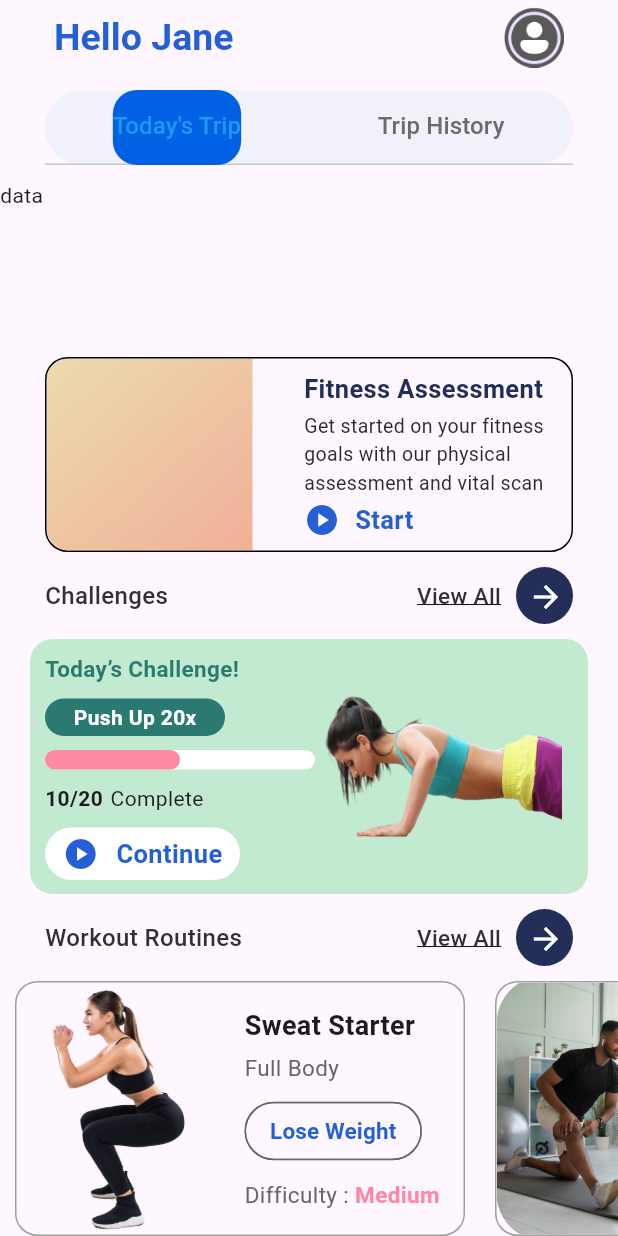
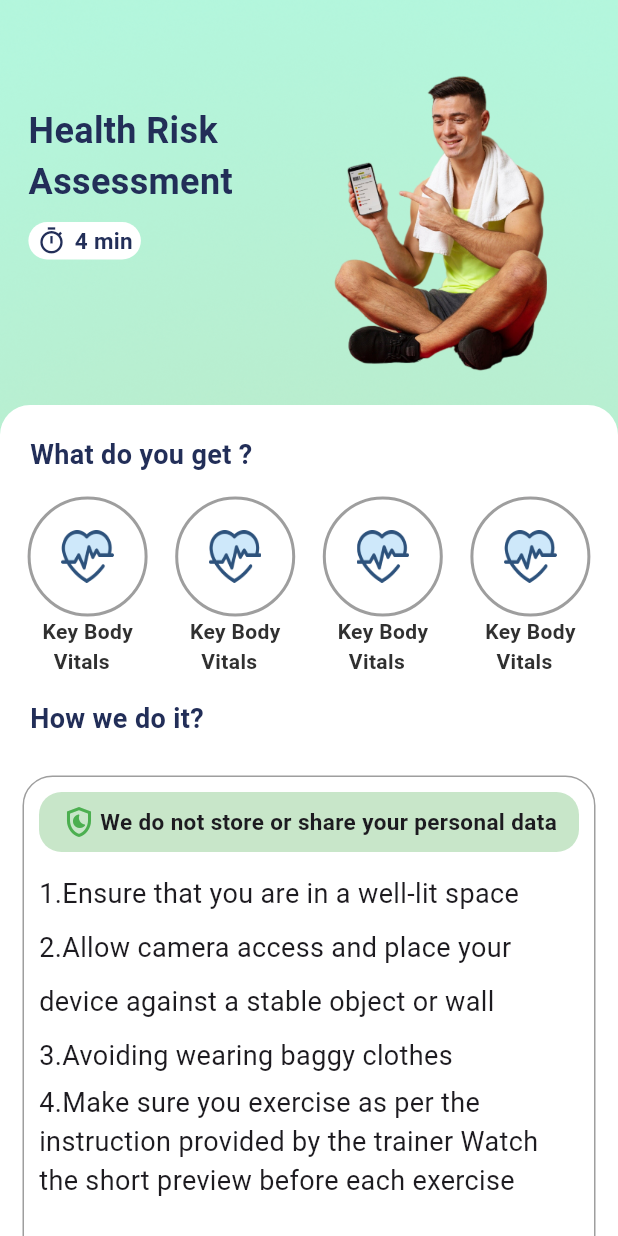
Before and after one commit to MuniasamyKumar/intern_assesment, a Flutter app: the screen it shows after launch, on a phone screen of 412 x 824 dp. Run offline on Flutter 3.47's test engine with Material 3 defaults, Android fonts, the phone set to English and light mode, and no system bars; drawn by our look-alikes of percent_indicator.

Commit message:
Feat : Add Assesment View Page Design

```diff
--- /dev/null
+++ b/lib/Screens/assesment_view_page.dart
@@ -0,0 +1,234 @@
+import 'package:flutter/material.dart';
+
+class AssesmentViewPage extends StatefulWidget {
+  const AssesmentViewPage({super.key});
+
+  @override
+  State<AssesmentViewPage> createState() => _AssesmentViewPageState();
+}
+
+class _AssesmentViewPageState extends State<AssesmentViewPage> {
+  @override
+  Widget build(BuildContext context) {
+    return Scaffold(
+      body: Container(
+        height: double.infinity,
+        width: double.infinity,
+        decoration: const BoxDecoration(
+          image: DecorationImage(
+              image: AssetImage("assets/Rectangle 2746.png"),
+              fit: BoxFit.cover),
+        ),
+        child: SingleChildScrollView(
+          child: Column(
+            children: [
+              const SizedBox(
+                height: 30,
+              ),
+              Row(
+                crossAxisAlignment: CrossAxisAlignment.start,
+                mainAxisAlignment: MainAxisAlignment.spaceAround,
+                children: [
+                  Column(
+                    crossAxisAlignment: CrossAxisAlignment.start,
+                    children: [
+                      const SizedBox(
+                        height: 40,
+                      ),
+                      const Text(
+                        "Health Risk \nAssessment",
+                        style: TextStyle(
+                            color: Color(0xff222E58),
+                            fontSize: 24,
+                            fontWeight: FontWeight.bold),
+                      ),
+                      const SizedBox(
+                        height: 10,
+                      ),
+                      Material(
+                        borderRadius: BorderRadius.circular(25),
+                        color: Colors.white,
+                        child: const SizedBox(
+                          height: 25,
+                          width: 75,
+                          child: Row(
+                            mainAxisAlignment: MainAxisAlignment.spaceEvenly,
+                            children: [
+                              Icon(
+                                Icons.timer_outlined,
+                                size: 20,
+                                color: Color(0xff222E58),
+                              ),
+                              Text(
+                                "4 min",
+                                style: TextStyle(
+                                  fontSize: 15,
+                                  fontWeight: FontWeight.bold,
+                                  color: Color(0xff222E58),
+                                ),
+                              )
+                            ],
+                          ),
+                        ),
+                      )
+                    ],
+                  ),
+                  Padding(
+                    padding: const EdgeInsets.symmetric(vertical: 20),
+                    child: SizedBox(
+                        height: 200,
+                        width: 200,
+                        child: Image.asset("assets/image 216.png")),
+                  )
+                ],
+              ),
+              Container(
+                decoration: BoxDecoration(
+                  borderRadius: BorderRadius.circular(20),
+                  color: Colors.white,
+                ),
+                height: MediaQuery.of(context).size.height + 200,
+                width: double.infinity,
+                child: Column(
+                  crossAxisAlignment: CrossAxisAlignment.start,
+                  children: [
+                    const Padding(
+                      padding: EdgeInsets.only(left: 20, top: 20, bottom: 15),
+                      child: Text(
+                        "What do you get ?",
+                        style: TextStyle(
+                            color: Color(0xff222E58),
+                            fontSize: 18,
+                            fontWeight: FontWeight.bold),
+                      ),
+                    ),
+                    const Row(
+                      mainAxisAlignment: MainAxisAlignment.spaceEvenly,
+                      children: [
+                        CustomCircleAvatar(),
+                        CustomCircleAvatar(),
+                        CustomCircleAvatar(),
+                        CustomCircleAvatar(),
+                      ],
+                    ),
+                    const Padding(
+                      padding: EdgeInsets.only(left: 20, top: 15, bottom: 10),
+                      child: Text(
+                        "How we do it?",
+                        style: TextStyle(
+                            color: Color(0xff222E58),
+                            fontSize: 18,
+                            fontWeight: FontWeight.bold),
+                      ),
+                    ),
+                    Padding(
+                      padding: const EdgeInsets.all(15),
+                      child: Container(
+                        height: 650,
+                        width: double.infinity,
+                        decoration: BoxDecoration(
+                          borderRadius: BorderRadius.circular(20),
+                          border: Border.all(color: Colors.grey),
+                        ),
+                        child: Padding(
+                          padding: const EdgeInsets.all(10),
+                          child: Column(
+                            crossAxisAlignment: CrossAxisAlignment.start,
+                            children: [
+                              Container(
+                                height: 40,
+                                width: double.infinity,
+                                decoration: BoxDecoration(
+                                    color: Colors.green[100],
+                                    borderRadius: BorderRadius.circular(15)),
+                                child: Row(
+                                  crossAxisAlignment: CrossAxisAlignment.center,
+                                  mainAxisAlignment: MainAxisAlignment.center,
+                                  children: [
+                                    Icon(
+                                      Icons.shield_moon_outlined,
+                                      color: Colors.green,
+                                    ),
+                                    SizedBox(width: 2),
+                                    Text(
+                                      "We do not store or share your personal data",
+                                      style: TextStyle(
+                                          fontSize: 15,
+                                          fontWeight: FontWeight.bold),
+                                    )
+                                  ],
+                                ),
+                              ),
+                              SizedBox(
+                                height: 10,
+                              ),
+                              const Text(
+                                "1.Ensure that you are in a well-lit space",
+                                style: TextStyle(fontSize: 18, height: 2),
+                              ),
+                              const Text(
+                                "2.Allow camera access and place your device against a stable object or wall ",
+                                style: TextStyle(fontSize: 18, height: 2),
+                              ),
+                              const Text(
+                                "3.Avoiding wearing baggy clothes",
+                                style: TextStyle(fontSize: 18, height: 2),
+                              ),
+                              const Text(
+                                "4.Make sure you exercise as per the instruction provided by the trainer Watch the short preview before each exercise",
+                                style: TextStyle(fontSize: 18),
+                              )
+                            ],
+                          ),
+                        ),
+                      ),
+                    )
+                  ],
+                ),
+              )
+            ],
+          ),
+        ),
+      ),
+    );
+  }
+}
+
+class CustomCircleAvatar extends StatelessWidget {
+  const CustomCircleAvatar({
+    super.key,
+  });
+
+  @override
+  Widget build(BuildContext context) {
+    return Column(
+      children: [
+        Material(
+          shape: RoundedRectangleBorder(
+              borderRadius: BorderRadius.circular(40),
+              side: const BorderSide(color: Colors.grey, width: 2)),
+          child: Container(
+            height: 80,
+            width: 80,
+            color: Colors.white,
+            child: Center(
+              child: SizedBox(
+                height: 35,
+                width: 35,
+                child: Image.asset(
+                  "assets/fi_245305.png",
+                  fit: BoxFit.fill,
+                ),
+              ),
+            ),
+          ),
+        ),
+        const Text(
+          "Key Body\n  Vitals",
+          style:
+              TextStyle(color: Color(0xff303030), fontWeight: FontWeight.bold),
+        )
+      ],
+    );
+  }
+}
--- a/lib/Widgets/challenges_container.dart
+++ b/lib/Widgets/challenges_container.dart
@@ -1,6 +1,5 @@
 import 'package:flutter/material.dart';
 import 'package:percent_indicator/percent_indicator.dart';
-
 
 class ChallengesContainer extends StatelessWidget {
   const ChallengesContainer({
@@ -18,8 +17,9 @@ class ChallengesContainer extends StatelessWidget {
               borderRadius: BorderRadius.all(Radius.circular(15)),
               image: DecorationImage(
                   image: AssetImage("assets/Rectangle 2687.png"),
-                  fit: BoxFit.fitHeight)),
+                  fit: BoxFit.cover)),
           child: Row(
+            mainAxisAlignment: MainAxisAlignment.spaceBetween,
             children: [
               Padding(
                 padding: const EdgeInsets.only(left: 10),
--- a/lib/main.dart
+++ b/lib/main.dart
@@ -1,5 +1,7 @@
 import 'package:flutter/material.dart';
 import 'package:intern_assesment/Screens/home_page.dart';
+
+import 'Screens/assesment_view_page.dart';
 
 void main() {
   runApp(const MyApp());
@@ -12,7 +14,8 @@
   Widget build(BuildContext context) {
     return const MaterialApp(
       debugShowCheckedModeBanner: false,
-      home: HomePage(),
+      // home: HomePage(),
+      home: AssesmentViewPage(),
     );
   }
 }
```
Also changed, not shown: assets/Rectangle 2746.png (added), assets/fi_245305.png (added), assets/image 216.png (added).
